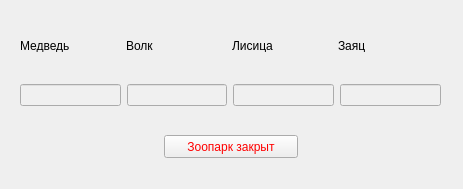
Above: C++/I/11-ZOO/6/form.ui from a6461/Qt-PyQt before the change. Below: the same form after it.
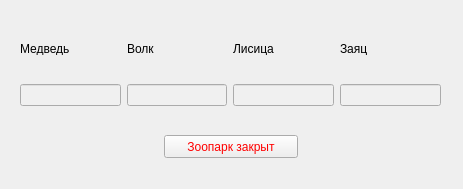
That is the form after the change. Custom widgets are drawn as their Qt base class.

What changed in the file:
```diff
--- a/C++/I/11-ZOO/6/form.ui
+++ b/C++/I/11-ZOO/6/form.ui
@@ -20,7 +20,7 @@
    <property name="geometry">
     <rect>
      <x>20</x>
-     <y>39</y>
+     <y>42</y>
      <width>52</width>
      <height>13</height>
     </rect>
@@ -35,8 +35,8 @@
   <widget class="DragDropLabel" name="label_2">
    <property name="geometry">
     <rect>
-     <x>126</x>
-     <y>39</y>
+     <x>127</x>
+     <y>42</y>
      <width>32</width>
      <height>13</height>
     </rect>
@@ -51,8 +51,8 @@
   <widget class="DragDropLabel" name="label_3">
    <property name="geometry">
     <rect>
-     <x>232</x>
-     <y>39</y>
+     <x>233</x>
+     <y>42</y>
      <width>45</width>
      <height>13</height>
     </rect>
@@ -67,8 +67,8 @@
   <widget class="DragDropLabel" name="label_4">
    <property name="geometry">
     <rect>
-     <x>338</x>
-     <y>39</y>
+     <x>340</x>
+     <y>42</y>
      <width>32</width>
      <height>13</height>
     </rect>
```
